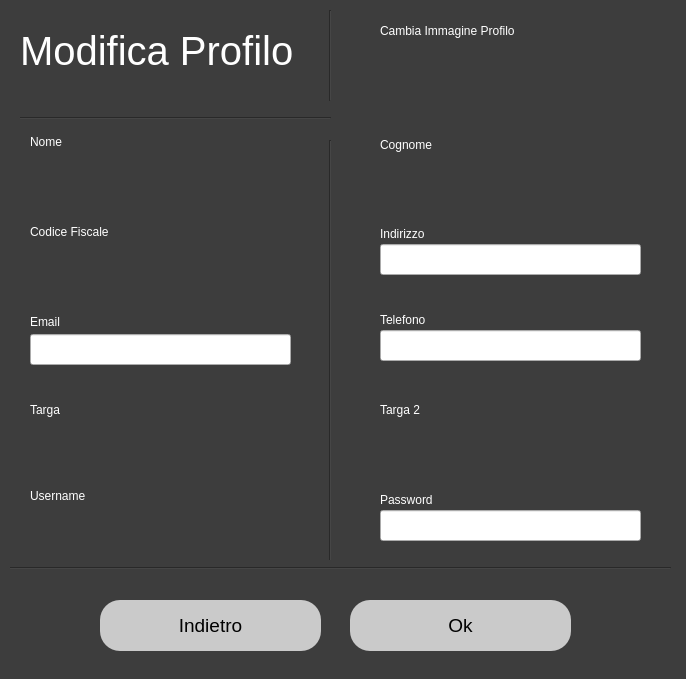
Before: the Qt Designer form Utente/Profilo/ModificaProfilo/ModificaProfilo2.ui in riccardomalpiedi/parcheggio, drawn with Qt 5.
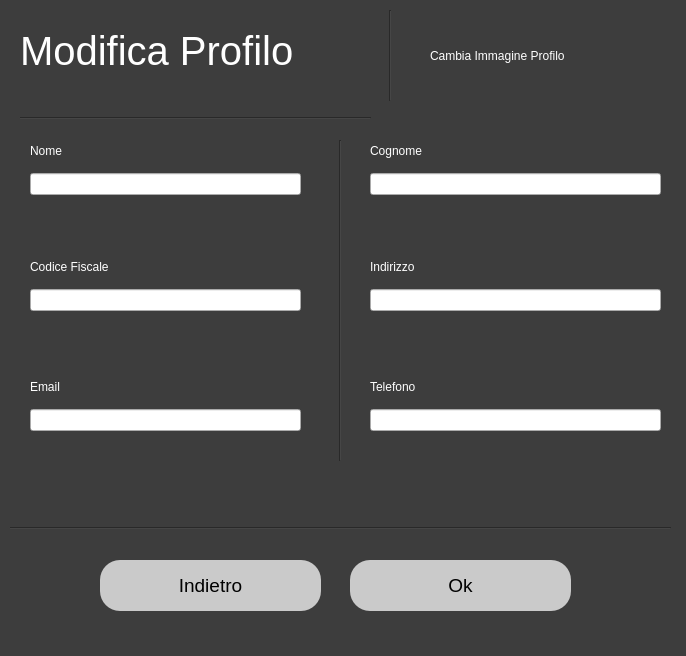
After: the same form once the commit is applied.

What changed in the file:
```diff
--- a/Utente/Profilo/ModificaProfilo/ModificaProfilo2.ui
+++ b/Utente/Profilo/ModificaProfilo/ModificaProfilo2.ui
@@ -7,7 +7,7 @@
     <x>0</x>
     <y>0</y>
     <width>686</width>
-    <height>679</height>
+    <height>656</height>
    </rect>
   </property>
   <property name="windowTitle">
@@ -22,7 +22,7 @@
     <rect>
      <x>20</x>
      <y>10</y>
-     <width>281</width>
+     <width>341</width>
      <height>81</height>
     </rect>
    </property>
@@ -33,172 +33,11 @@
     <string>Modifica Profilo</string>
    </property>
   </widget>
-  <widget class="QLabel" name="label_5">
-   <property name="geometry">
-    <rect>
-     <x>30</x>
-     <y>134</y>
-     <width>71</width>
-     <height>16</height>
-    </rect>
-   </property>
-   <property name="styleSheet">
-    <string notr="true">font: 12pt &quot;MS Shell Dlg 2&quot;;
-color: rgb(255, 255, 255);</string>
-   </property>
-   <property name="text">
-    <string>Nome</string>
-   </property>
-  </widget>
-  <widget class="QLabel" name="label_6">
-   <property name="geometry">
-    <rect>
-     <x>380</x>
-     <y>134</y>
-     <width>81</width>
-     <height>21</height>
-    </rect>
-   </property>
-   <property name="styleSheet">
-    <string notr="true">font: 12pt &quot;MS Shell Dlg 2&quot;;
-color: rgb(255, 255, 255);</string>
-   </property>
-   <property name="text">
-    <string>Cognome</string>
-   </property>
-  </widget>
-  <widget class="QLabel" name="label_7">
-   <property name="geometry">
-    <rect>
-     <x>30</x>
-     <y>224</y>
-     <width>111</width>
-     <height>16</height>
-    </rect>
-   </property>
-   <property name="styleSheet">
-    <string notr="true">font: 12pt &quot;MS Shell Dlg 2&quot;;
-color: rgb(255, 255, 255);</string>
-   </property>
-   <property name="text">
-    <string>Codice Fiscale</string>
-   </property>
-  </widget>
-  <widget class="QLabel" name="label_8">
-   <property name="geometry">
-    <rect>
-     <x>380</x>
-     <y>224</y>
-     <width>81</width>
-     <height>20</height>
-    </rect>
-   </property>
-   <property name="styleSheet">
-    <string notr="true">font: 12pt &quot;MS Shell Dlg 2&quot;;
-color: rgb(255, 255, 255);</string>
-   </property>
-   <property name="text">
-    <string>Indirizzo</string>
-   </property>
-  </widget>
-  <widget class="QLineEdit" name="indirizzo_field">
-   <property name="geometry">
-    <rect>
-     <x>380</x>
-     <y>244</y>
-     <width>261</width>
-     <height>31</height>
-    </rect>
-   </property>
-   <property name="styleSheet">
-    <string notr="true">color: rgb(0, 0, 0);
-font: 11pt &quot;MS Shell Dlg 2&quot;;</string>
-   </property>
-  </widget>
-  <widget class="QLabel" name="label_9">
-   <property name="geometry">
-    <rect>
-     <x>380</x>
-     <y>310</y>
-     <width>81</width>
-     <height>20</height>
-    </rect>
-   </property>
-   <property name="styleSheet">
-    <string notr="true">font: 12pt &quot;MS Shell Dlg 2&quot;;
-color: rgb(255, 255, 255);</string>
-   </property>
-   <property name="text">
-    <string>Telefono</string>
-   </property>
-  </widget>
-  <widget class="QLabel" name="label_10">
-   <property name="geometry">
-    <rect>
-     <x>30</x>
-     <y>314</y>
-     <width>111</width>
-     <height>16</height>
-    </rect>
-   </property>
-   <property name="styleSheet">
-    <string notr="true">font: 12pt &quot;MS Shell Dlg 2&quot;;
-color: rgb(255, 255, 255);</string>
-   </property>
-   <property name="text">
-    <string>Email</string>
-   </property>
-  </widget>
-  <widget class="QLineEdit" name="email_field">
-   <property name="geometry">
-    <rect>
-     <x>30</x>
-     <y>334</y>
-     <width>261</width>
-     <height>31</height>
-    </rect>
-   </property>
-   <property name="styleSheet">
-    <string notr="true">color: rgb(0, 0, 0);
-font: 11pt &quot;MS Shell Dlg 2&quot;;</string>
-   </property>
-  </widget>
-  <widget class="QLineEdit" name="telefono_field">
-   <property name="geometry">
-    <rect>
-     <x>380</x>
-     <y>330</y>
-     <width>261</width>
-     <height>31</height>
-    </rect>
-   </property>
-   <property name="styleSheet">
-    <string notr="true">color: rgb(0, 0, 0);
-font: 11pt &quot;MS Shell Dlg 2&quot;;</string>
-   </property>
-  </widget>
-  <widget class="QLabel" name="label_11">
-   <property name="geometry">
-    <rect>
-     <x>30</x>
-     <y>400</y>
-     <width>111</width>
-     <height>20</height>
-    </rect>
-   </property>
-   <property name="styleSheet">
-    <string notr="true">font: 12pt &quot;MS Shell Dlg 2&quot;;
-color: rgb(255, 255, 255);</string>
-   </property>
-   <property name="text">
-    <string>Targa</string>
-   </property>
-  </widget>
   <widget class="QPushButton" name="ok_button">
    <property name="geometry">
     <rect>
      <x>350</x>
-     <y>600</y>
+     <y>560</y>
      <width>221</width>
      <height>51</height>
     </rect>
@@ -219,7 +58,7 @@
    <property name="geometry">
     <rect>
      <x>100</x>
-     <y>600</y>
+     <y>560</y>
      <width>221</width>
      <height>51</height>
     </rect>
@@ -239,10 +78,10 @@
   <widget class="Line" name="line">
    <property name="geometry">
     <rect>
-     <x>320</x>
+     <x>330</x>
      <y>140</y>
      <width>20</width>
-     <height>421</height>
+     <height>321</height>
     </rect>
    </property>
    <property name="styleSheet">
@@ -257,7 +96,7 @@
     <rect>
      <x>20</x>
      <y>110</y>
-     <width>311</width>
+     <width>351</width>
      <height>16</height>
     </rect>
    </property>
@@ -272,7 +111,7 @@
    <property name="geometry">
     <rect>
      <x>10</x>
-     <y>560</y>
+     <y>520</y>
      <width>661</width>
      <height>16</height>
     </rect>
@@ -284,44 +123,10 @@
     <enum>Qt::Horizontal</enum>
    </property>
   </widget>
-  <widget class="QLabel" name="label_12">
-   <property name="geometry">
-    <rect>
-     <x>30</x>
-     <y>486</y>
-     <width>81</width>
-     <height>20</height>
-    </rect>
-   </property>
-   <property name="styleSheet">
-    <string notr="true">font: 12pt &quot;MS Shell Dlg 2&quot;;
-color: rgb(255, 255, 255);</string>
-   </property>
-   <property name="text">
-    <string>Username</string>
-   </property>
-  </widget>
-  <widget class="QLabel" name="label_13">
-   <property name="geometry">
-    <rect>
-     <x>380</x>
-     <y>490</y>
-     <width>81</width>
-     <height>20</height>
-    </rect>
-   </property>
-   <property name="styleSheet">
-    <string notr="true">font: 12pt &quot;MS Shell Dlg 2&quot;;
-color: rgb(255, 255, 255);</string>
-   </property>
-   <property name="text">
-    <string>Password</string>
-   </property>
-  </widget>
   <widget class="Line" name="line_4">
    <property name="geometry">
     <rect>
-     <x>320</x>
+     <x>380</x>
      <y>10</y>
      <width>20</width>
      <height>91</height>
@@ -337,10 +142,10 @@
   <widget class="QLabel" name="label_14">
    <property name="geometry">
     <rect>
-     <x>380</x>
+     <x>430</x>
      <y>20</y>
-     <width>181</width>
-     <height>21</height>
+     <width>241</width>
+     <height>71</height>
     </rect>
    </property>
    <property name="styleSheet">
@@ -351,145 +156,12 @@
     <string>Cambia Immagine Profilo</string>
    </property>
   </widget>
-  <widget class="QLabel" name="label_15">
-   <property name="geometry">
-    <rect>
-     <x>380</x>
-     <y>400</y>
-     <width>111</width>
-     <height>20</height>
-    </rect>
-   </property>
-   <property name="styleSheet">
-    <string notr="true">font: 12pt &quot;MS Shell Dlg 2&quot;;
-color: rgb(255, 255, 255);</string>
-   </property>
-   <property name="text">
-    <string>Targa 2</string>
-   </property>
-  </widget>
-  <widget class="QLineEdit" name="password_field">
-   <property name="geometry">
-    <rect>
-     <x>380</x>
-     <y>510</y>
-     <width>261</width>
-     <height>31</height>
-    </rect>
-   </property>
-   <property name="styleSheet">
-    <string notr="true">color: rgb(0, 0, 0);
-font: 11pt &quot;MS Shell Dlg 2&quot;;</string>
-   </property>
-  </widget>
-  <widget class="QLabel" name="nome_label">
-   <property name="geometry">
-    <rect>
-     <x>30</x>
-     <y>150</y>
-     <width>261</width>
-     <height>31</height>
-    </rect>
-   </property>
-   <property name="styleSheet">
-    <string notr="true">font: 11pt &quot;MS Shell Dlg 2&quot;;
-color: rgb(255, 255, 255);</string>
-   </property>
-   <property name="text">
-    <string/>
-   </property>
-  </widget>
-  <widget class="QLabel" name="cognome_label">
-   <property name="geometry">
-    <rect>
-     <x>380</x>
-     <y>154</y>
-     <width>261</width>
-     <height>31</height>
-    </rect>
-   </property>
-   <property name="styleSheet">
-    <string notr="true">font: 11pt &quot;MS Shell Dlg 2&quot;;
-color: rgb(255, 255, 255);</string>
-   </property>
-   <property name="text">
-    <string/>
-   </property>
-  </widget>
-  <widget class="QLabel" name="cf_label">
-   <property name="geometry">
-    <rect>
-     <x>30</x>
-     <y>240</y>
-     <width>261</width>
-     <height>31</height>
-    </rect>
-   </property>
-   <property name="styleSheet">
-    <string notr="true">font: 11pt &quot;MS Shell Dlg 2&quot;;
-color: rgb(255, 255, 255);</string>
-   </property>
-   <property name="text">
-    <string/>
-   </property>
-  </widget>
-  <widget class="QLabel" name="veicolo_label">
-   <property name="geometry">
-    <rect>
-     <x>30</x>
-     <y>420</y>
-     <width>261</width>
-     <height>31</height>
-    </rect>
-   </property>
-   <property name="styleSheet">
-    <string notr="true">font: 11pt &quot;MS Shell Dlg 2&quot;;
-color: rgb(255, 255, 255);</string>
-   </property>
-   <property name="text">
-    <string/>
-   </property>
-  </widget>
-  <widget class="QLabel" name="veicolo2_label">
-   <property name="geometry">
-    <rect>
-     <x>380</x>
-     <y>420</y>
-     <width>261</width>
-     <height>31</height>
-    </rect>
-   </property>
-   <property name="styleSheet">
-    <string notr="true">font: 11pt &quot;MS Shell Dlg 2&quot;;
-color: rgb(255, 255, 255);</string>
-   </property>
-   <property name="text">
-    <string/>
-   </property>
-  </widget>
-  <widget class="QLabel" name="username_label">
-   <property name="geometry">
-    <rect>
-     <x>30</x>
-     <y>506</y>
-     <width>261</width>
-     <height>31</height>
-    </rect>
-   </property>
-   <property name="styleSheet">
-    <string notr="true">font: 11pt &quot;MS Shell Dlg 2&quot;;
-color: rgb(255, 255, 255);</string>
-   </property>
-   <property name="text">
-    <string/>
-   </property>
-  </widget>
   <widget class="QLabel" name="image_label">
    <property name="geometry">
     <rect>
-     <x>380</x>
+     <x>410</x>
      <y>40</y>
-     <width>261</width>
+     <width>231</width>
      <height>31</height>
     </rect>
    </property>
@@ -501,6 +173,192 @@
     <string/>
    </property>
   </widget>
+  <widget class="QWidget" name="">
+   <property name="geometry">
+    <rect>
+     <x>370</x>
+     <y>134</y>
+     <width>291</width>
+     <height>61</height>
+    </rect>
+   </property>
+   <layout class="QVBoxLayout" name="verticalLayout_2">
+    <item>
+     <widget class="QLabel" name="label_6">
+      <property name="styleSheet">
+       <string notr="true">font: 12pt &quot;MS Shell Dlg 2&quot;;
+color: rgb(255, 255, 255);</string>
+      </property>
+      <property name="text">
+       <string>Cognome</string>
+      </property>
+     </widget>
+    </item>
+    <item>
+     <widget class="QLineEdit" name="cognome_field">
+      <property name="styleSheet">
+       <string notr="true">color: rgb(0, 0, 0);
+font: 11pt &quot;MS Shell Dlg 2&quot;;</string>
+      </property>
+     </widget>
+    </item>
+   </layout>
+  </widget>
+  <widget class="QWidget" name="">
+   <property name="geometry">
+    <rect>
+     <x>370</x>
+     <y>250</y>
+     <width>291</width>
+     <height>61</height>
+    </rect>
+   </property>
+   <layout class="QVBoxLayout" name="verticalLayout_4">
+    <item>
+     <widget class="QLabel" name="label_8">
+      <property name="styleSheet">
+       <string notr="true">font: 12pt &quot;MS Shell Dlg 2&quot;;
+color: rgb(255, 255, 255);</string>
+      </property>
+      <property name="text">
+       <string>Indirizzo</string>
+      </property>
+     </widget>
+    </item>
+    <item>
+     <widget class="QLineEdit" name="indirizzo_field">
+      <property name="styleSheet">
+       <string notr="true">color: rgb(0, 0, 0);
+font: 11pt &quot;MS Shell Dlg 2&quot;;</string>
+      </property>
+     </widget>
+    </item>
+   </layout>
+  </widget>
+  <widget class="QWidget" name="">
+   <property name="geometry">
+    <rect>
+     <x>370</x>
+     <y>370</y>
+     <width>291</width>
+     <height>61</height>
+    </rect>
+   </property>
+   <layout class="QVBoxLayout" name="verticalLayout_6">
+    <item>
+     <widget class="QLabel" name="label_9">
+      <property name="styleSheet">
+       <string notr="true">font: 12pt &quot;MS Shell Dlg 2&quot;;
+color: rgb(255, 255, 255);</string>
+      </property>
+      <property name="text">
+       <string>Telefono</string>
+      </property>
+     </widget>
+    </item>
+    <item>
+     <widget class="QLineEdit" name="telefono_field">
+      <property name="styleSheet">
+       <string notr="true">color: rgb(0, 0, 0);
+font: 11pt &quot;MS Shell Dlg 2&quot;;</string>
+      </property>
+     </widget>
+    </item>
+   </layout>
+  </widget>
+  <widget class="QWidget" name="">
+   <property name="geometry">
+    <rect>
+     <x>30</x>
+     <y>370</y>
+     <width>271</width>
+     <height>61</height>
+    </rect>
+   </property>
+   <layout class="QVBoxLayout" name="verticalLayout_5">
+    <item>
+     <widget class="QLabel" name="label_10">
+      <property name="styleSheet">
+       <string notr="true">font: 12pt &quot;MS Shell Dlg 2&quot;;
+color: rgb(255, 255, 255);</string>
+      </property>
+      <property name="text">
+       <string>Email</string>
+      </property>
+     </widget>
+    </item>
+    <item>
+     <widget class="QLineEdit" name="email_field">
+      <property name="styleSheet">
+       <string notr="true">color: rgb(0, 0, 0);
+font: 11pt &quot;MS Shell Dlg 2&quot;;</string>
+      </property>
+     </widget>
+    </item>
+   </layout>
+  </widget>
+  <widget class="QWidget" name="">
+   <property name="geometry">
+    <rect>
+     <x>30</x>
+     <y>134</y>
+     <width>271</width>
+     <height>61</height>
+    </rect>
+   </property>
+   <layout class="QVBoxLayout" name="verticalLayout">
+    <item>
+     <widget class="QLabel" name="label_5">
+      <property name="styleSheet">
+       <string notr="true">font: 12pt &quot;MS Shell Dlg 2&quot;;
+color: rgb(255, 255, 255);</string>
+      </property>
+      <property name="text">
+       <string>Nome</string>
+      </property>
+     </widget>
+    </item>
+    <item>
+     <widget class="QLineEdit" name="nome_field">
+      <property name="styleSheet">
+       <string notr="true">color: rgb(0, 0, 0);
+font: 11pt &quot;MS Shell Dlg 2&quot;;</string>
+      </property>
+     </widget>
+    </item>
+   </layout>
+  </widget>
+  <widget class="QWidget" name="">
+   <property name="geometry">
+    <rect>
+     <x>30</x>
+     <y>250</y>
+     <width>271</width>
+     <height>61</height>
+    </rect>
+   </property>
+   <layout class="QVBoxLayout" name="verticalLayout_3">
+    <item>
+     <widget class="QLabel" name="label_7">
+      <property name="styleSheet">
+       <string notr="true">font: 12pt &quot;MS Shell Dlg 2&quot;;
+color: rgb(255, 255, 255);</string>
+      </property>
+      <property name="text">
+       <string>Codice Fiscale</string>
+      </property>
+     </widget>
+    </item>
+    <item>
+     <widget class="QLineEdit" name="cf_field">
+      <property name="styleSheet">
+       <string notr="true">color: rgb(0, 0, 0);
+font: 11pt &quot;MS Shell Dlg 2&quot;;</string>
+      </property>
+     </widget>
+    </item>
+   </layout>
+  </widget>
  </widget>
  <resources/>
  <connections/>
```
